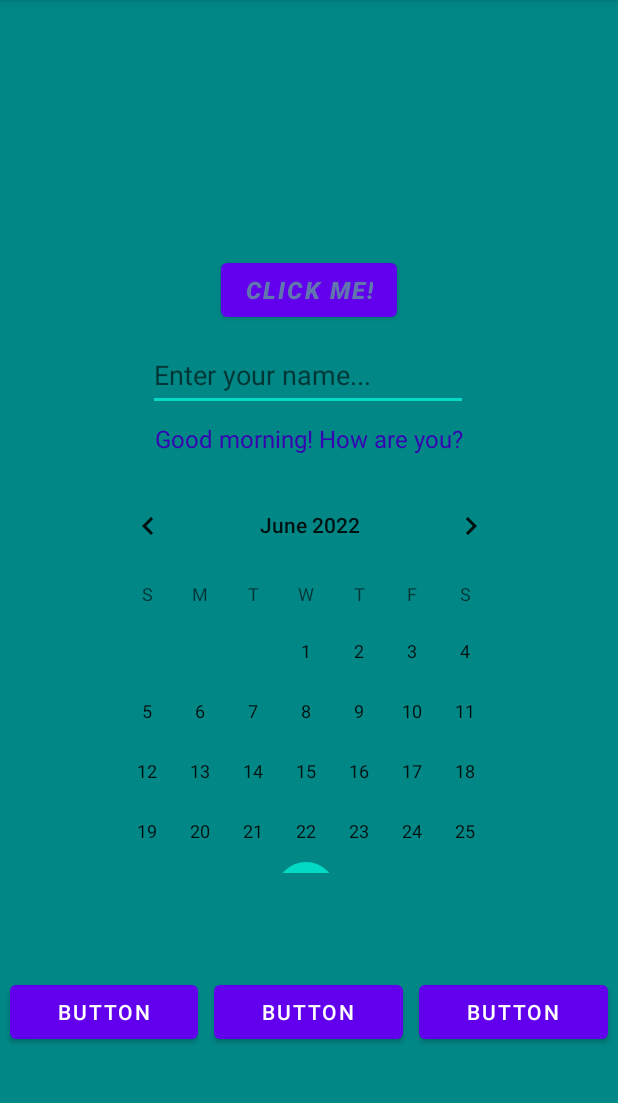
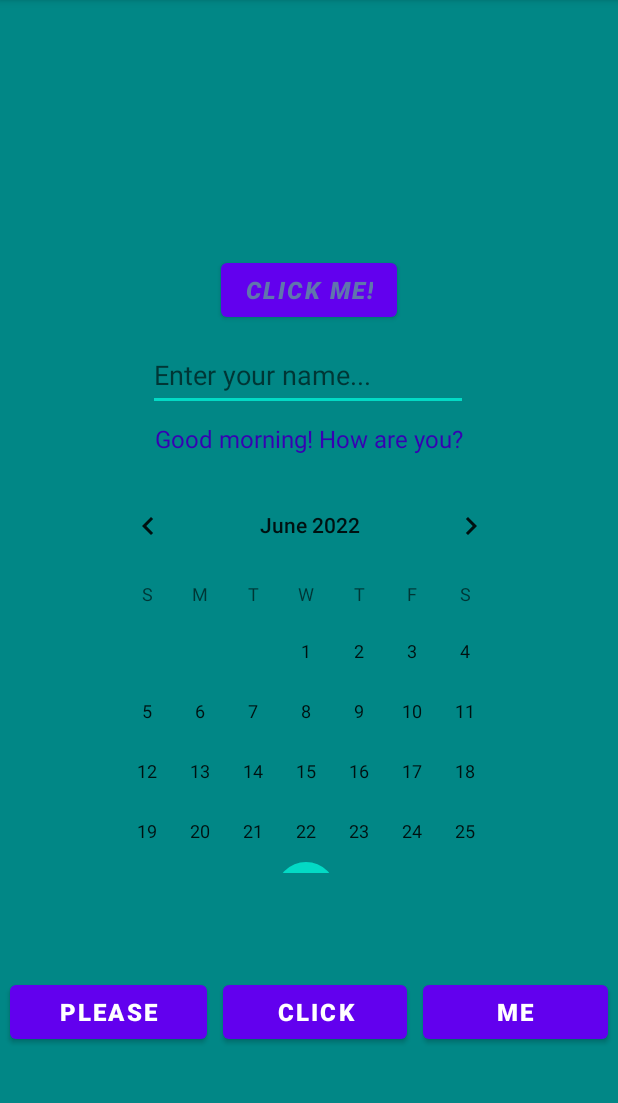
Before and after one commit to PiotrFormela0106/repo_29-06-2022, an Android app: the screen it shows after launch (MainActivity), on a phone screen of 412 x 824 dp, the part 84-1187 px from its top. Run offline under Robolectric (Android 15) with nearby library versions, the phone set to English and light mode, and no system bars.

Commit message:
Improved style of new 3 buttons with changing font properties

```diff
--- a/app/src/main/res/layout/activity_main.xml
+++ b/app/src/main/res/layout/activity_main.xml
@@ -89,7 +89,9 @@
             android:layout_height="wrap_content"
             android:layout_margin="5dp"
             android:layout_weight="1"
-            android:text="Button" />
+            android:text="PLEASE"
+            android:textSize="16sp"
+            android:textStyle="bold" />
 
         <Button
             android:id="@+id/button3"
@@ -97,7 +99,9 @@
             android:layout_height="wrap_content"
             android:layout_margin="5dp"
             android:layout_weight="1"
-            android:text="Button" />
+            android:text="CLICK"
+            android:textSize="16sp"
+            android:textStyle="bold" />
 
         <Button
             android:id="@+id/button4"
@@ -105,7 +109,9 @@
             android:layout_height="wrap_content"
             android:layout_margin="5dp"
             android:layout_weight="1"
-            android:text="Button" />
+            android:text="me"
+            android:textSize="16sp"
+            android:textStyle="bold" />
     </LinearLayout>
 
 </androidx.constraintlayout.widget.ConstraintLayout>
```
